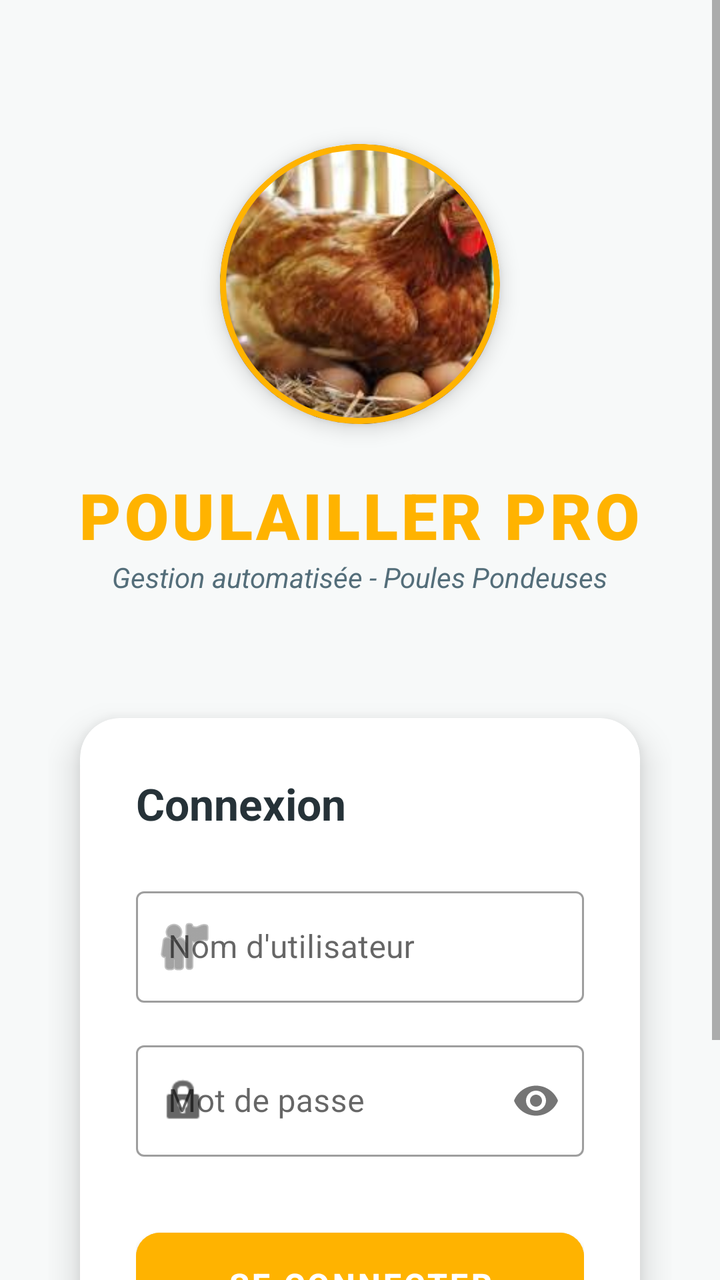
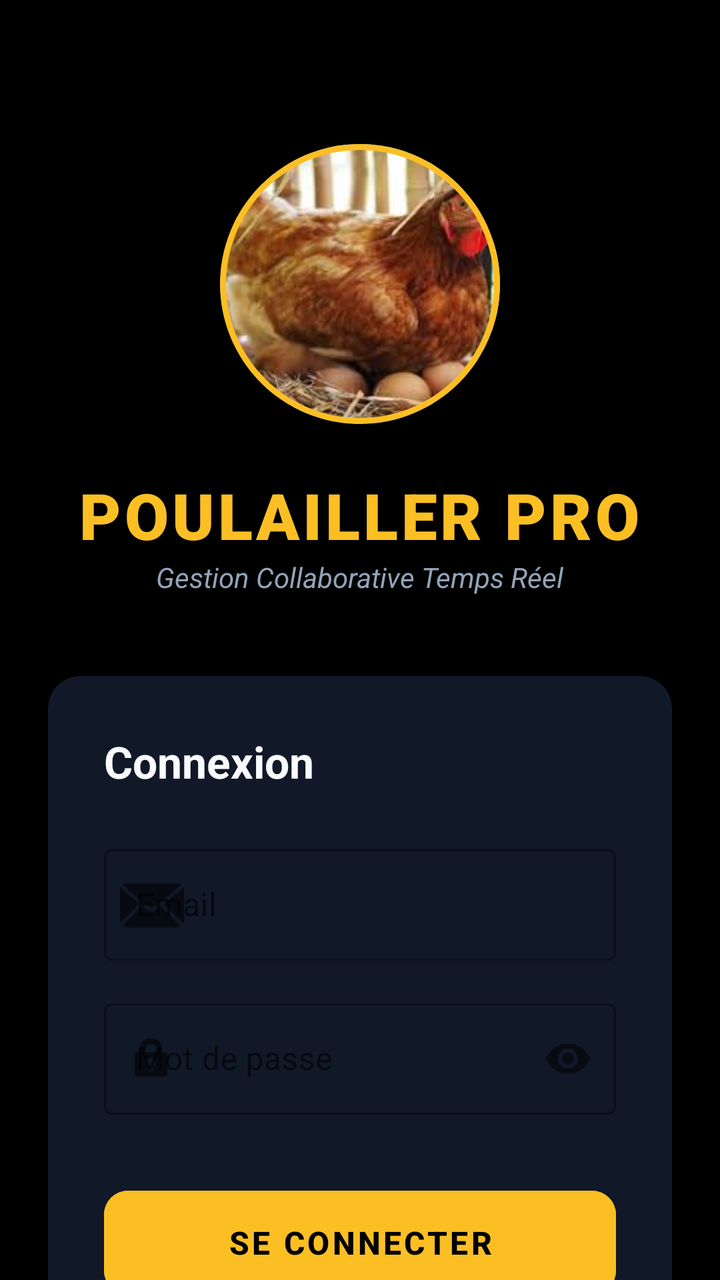

The first picture is an Android layout as it rendered before a commit; the second is the same layout after the commit. The layout source and the unified diff follow.
<!-- AndroidManifest.xml: application theme Theme.Poulailler_copilot -->
<!-- res/layout/activity_login.xml -->
<?xml version="1.0" encoding="utf-8"?>
<ScrollView xmlns:android="http://schemas.android.com/apk/res/android"
    xmlns:app="http://schemas.android.com/apk/res-auto"
    android:layout_width="match_parent"
    android:layout_height="match_parent"
    android:fillViewport="true"
    android:background="#F7F9F9">

    <LinearLayout
        android:layout_width="match_parent"
        android:layout_height="wrap_content"
        android:gravity="center_horizontal"
        android:orientation="vertical"
        android:padding="24dp">

        
        <com.google.android.material.card.MaterialCardView
            android:layout_width="140dp"
            android:layout_height="140dp"
            android:layout_marginTop="48dp"
            app:cardCornerRadius="70dp"
            app:cardElevation="6dp"
            app:strokeColor="#FFB300"
            app:strokeWidth="3dp">

            <ImageView
                android:id="@+id/ivHen"
                android:layout_width="match_parent"
                android:layout_height="match_parent"
                android:scaleType="centerCrop"
                android:src="@drawable/poule_pondeuse"
                android:contentDescription="Logo" />
        </com.google.android.material.card.MaterialCardView>

        <TextView
            android:layout_width="wrap_content"
            android:layout_height="wrap_content"
            android:layout_marginTop="24dp"
            android:text="POULAILLER PRO"
            android:textColor="#FFB300"
            android:textSize="32sp"
            android:fontFamily="sans-serif-black"
            android:letterSpacing="0.05" />

        <TextView
            android:layout_width="wrap_content"
            android:layout_height="wrap_content"
            android:layout_marginBottom="40dp"
            android:text="Gestion automatisée - Poules Pondeuses"
            android:textColor="#546E7A"
            android:textSize="14sp"
            android:textStyle="italic" />

        
        <com.google.android.material.card.MaterialCardView
            android:layout_width="match_parent"
            android:layout_height="wrap_content"
            app:cardCornerRadius="20dp"
            app:cardElevation="10dp"
            app:cardUseCompatPadding="true">

            <LinearLayout
                android:layout_width="match_parent"
                android:layout_height="wrap_content"
                android:orientation="vertical"
                android:padding="28dp">

                <TextView
                    android:layout_width="wrap_content"
                    android:layout_height="wrap_content"
                    android:text="Connexion"
                    android:textSize="22sp"
                    android:textStyle="bold"
                    android:textColor="#263238"
                    android:layout_marginBottom="24dp"/>

                <com.google.android.material.textfield.TextInputLayout
                    android:layout_width="match_parent"
                    android:layout_height="wrap_content"
                    android:hint="Nom d'utilisateur"
                    app:startIconDrawable="@android:drawable/ic_menu_myplaces"
                    style="@style/Widget.MaterialComponents.TextInputLayout.OutlinedBox">

                    <com.google.android.material.textfield.TextInputEditText
                        android:id="@+id/etUsername"
                        android:layout_width="match_parent"
                        android:layout_height="wrap_content"
                        android:inputType="text" />
                </com.google.android.material.textfield.TextInputLayout>

                <com.google.android.material.textfield.TextInputLayout
                    android:layout_width="match_parent"
                    android:layout_height="wrap_content"
                    android:layout_marginTop="16dp"
                    android:hint="Mot de passe"
                    app:startIconDrawable="@android:drawable/ic_lock_idle_lock"
                    app:passwordToggleEnabled="true"
                    style="@style/Widget.MaterialComponents.TextInputLayout.OutlinedBox">

                    <com.google.android.material.textfield.TextInputEditText
                        android:id="@+id/etPassword"
                        android:layout_width="match_parent"
                        android:layout_height="wrap_content"
                        android:inputType="textPassword" />
                </com.google.android.material.textfield.TextInputLayout>

                <com.google.android.material.button.MaterialButton
                    android:id="@+id/btnLogin"
                    android:layout_width="match_parent"
                    android:layout_height="64dp"
                    android:layout_marginTop="32dp"
                    android:text="Se connecter"
                    android:textSize="16sp"
                    android:textStyle="bold"
                    app:cornerRadius="12dp"
                    android:backgroundTint="#FFB300"
                    android:elevation="4dp" />

            </LinearLayout>
        </com.google.android.material.card.MaterialCardView>

        <TextView
            android:layout_width="wrap_content"
            android:layout_height="wrap_content"
            android:layout_marginTop="24dp"
            android:text="© 2024 Gestion Avicole Intelligente"
            android:textSize="12sp"
            android:textColor="#90A4AE" />

    </LinearLayout>
</ScrollView>
<!-- resources referenced by this layout -->
<resources>
  <!-- drawable poule_pondeuse: jpg bitmap (drawable, 10631 bytes) -->
  <style name="Theme.Poulailler_copilot" parent="Theme.MaterialComponents.DayNight.NoActionBar">
          
          <item name="colorPrimary">@color/purple_500</item>
          <item name="colorPrimaryVariant">@color/purple_700</item>
          <item name="colorOnPrimary">@color/white</item>
          
          <item name="colorSecondary">@color/teal_200</item>
          <item name="colorSecondaryVariant">@color/teal_700</item>
          <item name="colorOnSecondary">@color/black</item>
  
          
          <item name="android:windowBackground">@color/black</item>
  
          
          <item name="android:statusBarColor">?attr/colorPrimaryVariant</item>
      </style>
  <color name="purple_500">#FF6200EE</color>
  <color name="purple_700">#FF3700B3</color>
  <color name="white">#FFFFFFFF</color>
  <color name="teal_200">#FF03DAC5</color>
  <color name="teal_700">#FF018786</color>
  <color name="black">#FF000000</color>
</resources>

<!-- the commit's change to res/layout/activity_login.xml (unified diff, before → after) -->
@@ -4,7 +4,7 @@
     android:layout_width="match_parent"
     android:layout_height="match_parent"
     android:fillViewport="true"
-    android:background="#F7F9F9">
+    android:background="@color/background">
 
     <LinearLayout
         android:layout_width="match_parent"
@@ -20,7 +20,7 @@
             android:layout_marginTop="48dp"
             app:cardCornerRadius="70dp"
             app:cardElevation="6dp"
-            app:strokeColor="#FFB300"
+            app:strokeColor="@color/accent_amber"
             app:strokeWidth="3dp">
 
             <ImageView
@@ -37,7 +37,7 @@
             android:layout_height="wrap_content"
             android:layout_marginTop="24dp"
             android:text="POULAILLER PRO"
-            android:textColor="#FFB300"
+            android:textColor="@color/accent_amber"
             android:textSize="32sp"
             android:fontFamily="sans-serif-black"
             android:letterSpacing="0.05" />
@@ -46,8 +46,8 @@
             android:layout_width="wrap_content"
             android:layout_height="wrap_content"
             android:layout_marginBottom="40dp"
-            android:text="Gestion automatisée - Poules Pondeuses"
-            android:textColor="#546E7A"
+            android:text="Gestion Collaborative Temps Réel"
+            android:textColor="@color/text_secondary"
             android:textSize="14sp"
             android:textStyle="italic" />
 
@@ -55,9 +55,7 @@
         <com.google.android.material.card.MaterialCardView
             android:layout_width="match_parent"
             android:layout_height="wrap_content"
-            app:cardCornerRadius="20dp"
-            app:cardElevation="10dp"
-            app:cardUseCompatPadding="true">
+            style="@style/Widget.App.CardView">
 
             <LinearLayout
                 android:layout_width="match_parent"
@@ -71,21 +69,21 @@
                     android:text="Connexion"
                     android:textSize="22sp"
                     android:textStyle="bold"
-                    android:textColor="#263238"
+                    android:textColor="@color/text_primary"
                     android:layout_marginBottom="24dp"/>
 
                 <com.google.android.material.textfield.TextInputLayout
                     android:layout_width="match_parent"
                     android:layout_height="wrap_content"
-                    android:hint="Nom d'utilisateur"
-                    app:startIconDrawable="@android:drawable/ic_menu_myplaces"
+                    android:hint="Email"
+                    app:startIconDrawable="@android:drawable/ic_dialog_email"
                     style="@style/Widget.MaterialComponents.TextInputLayout.OutlinedBox">
 
                     <com.google.android.material.textfield.TextInputEditText
-                        android:id="@+id/etUsername"
+                        android:id="@+id/etEmail"
                         android:layout_width="match_parent"
                         android:layout_height="wrap_content"
-                        android:inputType="text" />
+                        android:inputType="textEmailAddress" />
                 </com.google.android.material.textfield.TextInputLayout>
 
                 <com.google.android.material.textfield.TextInputLayout
@@ -113,7 +111,8 @@
                     android:textSize="16sp"
                     android:textStyle="bold"
                     app:cornerRadius="12dp"
-                    android:backgroundTint="#FFB300"
+                    android:backgroundTint="@color/accent_amber"
+                    android:textColor="@color/black"
                     android:elevation="4dp" />
 
             </LinearLayout>
@@ -123,9 +122,9 @@
             android:layout_width="wrap_content"
             android:layout_height="wrap_content"
             android:layout_marginTop="24dp"
-            android:text="© 2024 Gestion Avicole Intelligente"
+            android:text="Synchronisation Cloud Activée"
             android:textSize="12sp"
-            android:textColor="#90A4AE" />
+            android:textColor="@color/text_secondary" />
 
     </LinearLayout>
 </ScrollView>
<!-- resource entries referenced after the edit -->
@@ -1,27 +1,48 @@
 <!-- resources referenced by this layout -->
 <resources>
+  <color name="accent_amber">#FBBF24</color>
+  <color name="background">#000000</color>
   <!-- drawable poule_pondeuse: jpg bitmap (drawable, 10631 bytes) -->
+  <style name="Widget.App.CardView" parent="Widget.MaterialComponents.CardView">
+          <item name="cardElevation">2dp</item>
+          <item name="cardCornerRadius">16dp</item>
+          <item name="cardBackgroundColor">@color/surface</item>
+          <item name="strokeWidth">0dp</item>
+      </style>
   <style name="Theme.Poulailler_copilot" parent="Theme.MaterialComponents.DayNight.NoActionBar">
           
-          <item name="colorPrimary">@color/purple_500</item>
-          <item name="colorPrimaryVariant">@color/purple_700</item>
+          <item name="colorPrimary">@color/primary</item>
+          <item name="colorPrimaryVariant">@color/primary_variant</item>
           <item name="colorOnPrimary">@color/white</item>
-          
-          <item name="colorSecondary">@color/teal_200</item>
-          <item name="colorSecondaryVariant">@color/teal_700</item>
-          <item name="colorOnSecondary">@color/black</item>
   
           
-          <item name="android:windowBackground">@color/black</item>
+          <item name="colorSecondary">@color/secondary</item>
+          <item name="colorSecondaryVariant">@color/secondary_variant</item>
+          <item name="colorOnSecondary">@color/white</item>
+  
+          
+          <item name="android:windowBackground">@color/background</item>
+          <item name="backgroundColor">@color/background</item>
   
           
           <item name="android:statusBarColor">?attr/colorPrimaryVariant</item>
+  
+          
+          <item name="materialCardViewStyle">@style/Widget.App.CardView</item>
+          <item name="shapeAppearanceLargeComponent">@style/ShapeAppearance.App.LargeComponent</item>
       </style>
-  <color name="purple_500">#FF6200EE</color>
-  <color name="purple_700">#FF3700B3</color>
+  <color name="surface">#111827</color>
+  <color name="primary">#3B82F6</color>
+  <color name="primary_variant">#2563EB</color>
   <color name="white">#FFFFFFFF</color>
-  <color name="teal_200">#FF03DAC5</color>
-  <color name="teal_700">#FF018786</color>
+  <color name="secondary">#10B981</color>
+  <color name="secondary_variant">#059669</color>
+  <style name="ShapeAppearance.App.LargeComponent" parent="ShapeAppearance.MaterialComponents.LargeComponent">
+          <item name="cornerFamily">rounded</item>
+          <item name="cornerSize">16dp</item>
+      </style>
   <color name="black">#FF000000</color>
+  <color name="text_primary">#F8FAFC</color>
+  <color name="text_secondary">#94A3B8</color>
 </resources>
 
